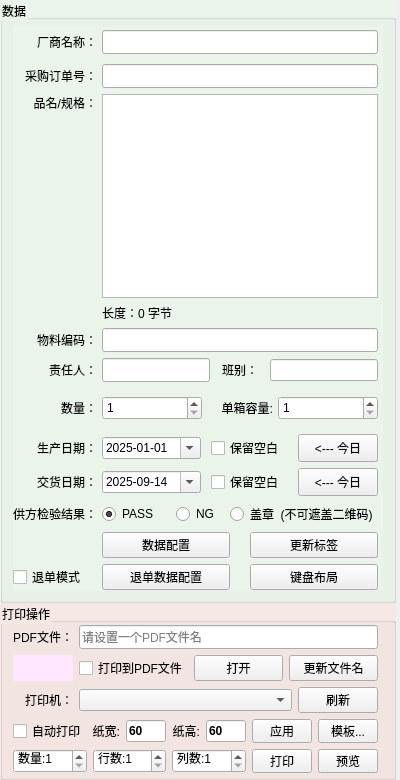
Before: the Qt Designer form FramePrintControl.ui in wlffeng2008/AkkoLabelPrinter, drawn with Qt 5.
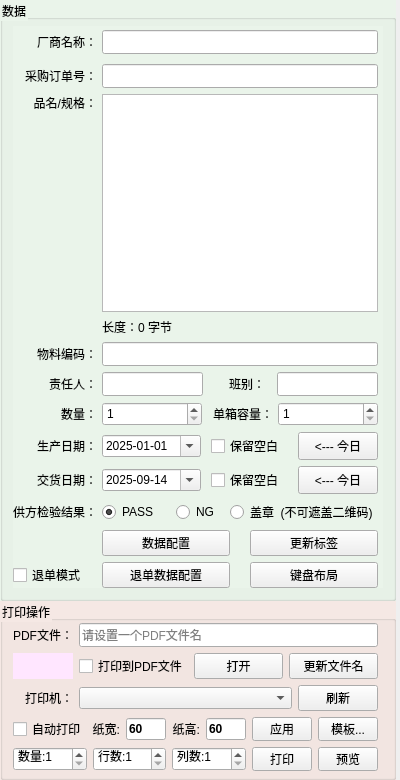
After: the same form once the commit is applied. The open tabs and pages were chosen to show the change.

Diff of the .ui file:
```diff
--- a/FramePrintControl.ui
+++ b/FramePrintControl.ui
@@ -730,6 +730,19 @@
                 </property>
                </widget>
               </item>
+              <item>
+               <spacer name="horizontalSpacer_2">
+                <property name="orientation">
+                 <enum>Qt::Horizontal</enum>
+                </property>
+                <property name="sizeHint" stdset="0">
+                 <size>
+                  <width>20</width>
+                  <height>20</height>
+                 </size>
+                </property>
+               </spacer>
+              </item>
               <item>
                <widget class="QLabel" name="label310">
                 <property name="text">
@@ -741,7 +754,14 @@
                </widget>
               </item>
               <item>
-               <widget class="QLineEdit" name="lineEdit310"/>
+               <widget class="QLineEdit" name="lineEdit310">
+                <property name="minimumSize">
+                 <size>
+                  <width>0</width>
+                  <height>24</height>
+                 </size>
+                </property>
+               </widget>
               </item>
              </layout>
             </item>
@@ -848,7 +868,7 @@
                 <property name="sizeHint" stdset="0">
                  <size>
                   <width>20</width>
-                  <height>40</height>
+                  <height>20</height>
                  </size>
                 </property>
                </spacer>
@@ -856,7 +876,7 @@
               <item>
                <widget class="QLabel" name="label_6">
                 <property name="text">
-                 <string>单箱容量:</string>
+                 <string>单箱容量：</string>
                 </property>
                 <property name="alignment">
                  <set>Qt::AlignRight|Qt::AlignTrailing|Qt::AlignVCenter</set>
@@ -1120,7 +1140,7 @@
        <number>10</number>
       </property>
       <property name="bottomMargin">
-       <number>4</number>
+       <number>6</number>
       </property>
       <item>
        <layout class="QGridLayout" name="gridLayout_4">
```
Left out of the diff: 2 changed lines with no effect on the pictures.
